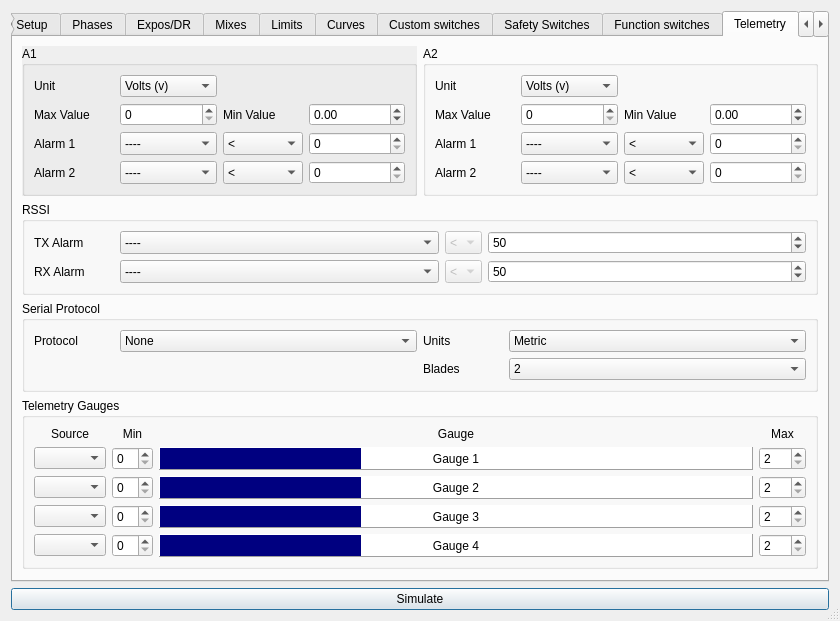
The window that src/modeledit.ui (roberto1903/companion9x) describes before a commit, drawn with Qt 5.
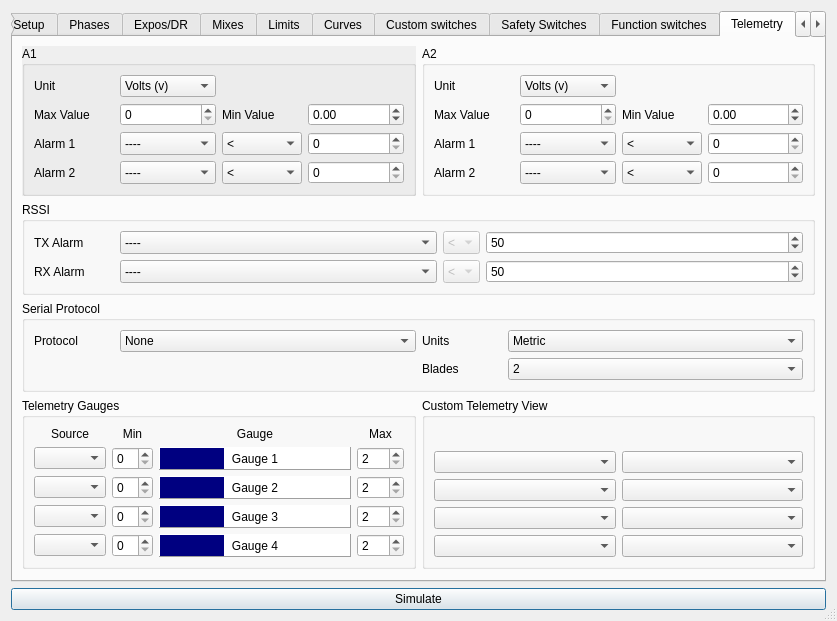
The same window after the commit. The open tabs and pages were chosen to show the change. Icons and pictures are not drawn.

Commit message: Support for custom telemetry screens (start) and newer open9x features

```diff
--- a/src/modeledit.ui
+++ b/src/modeledit.ui
@@ -6,7 +6,7 @@
    <rect>
     <x>0</x>
     <y>0</y>
-    <width>840</width>
+    <width>837</width>
     <height>593</height>
    </rect>
   </property>
@@ -9246,7 +9246,7 @@
       <attribute name="title">
        <string>Telemetry</string>
       </attribute>
-      <layout class="QGridLayout" name="gridLayout_5">
+      <layout class="QGridLayout" name="gridLayout_11">
        <item row="0" column="0">
         <layout class="QHBoxLayout" name="horizontalLayout_3">
          <item>
@@ -10072,7 +10072,15 @@
         </widget>
        </item>
        <item row="3" column="0">
+        <layout class="QHBoxLayout" name="horizontalLayout_4">
+         <item>
         <widget class="QGroupBox" name="groupBox_4">
+           <property name="sizePolicy">
+            <sizepolicy hsizetype="Expanding" vsizetype="Preferred">
+             <horstretch>0</horstretch>
+             <verstretch>0</verstretch>
+            </sizepolicy>
+           </property>
          <property name="title">
           <string>Telemetry Gauges</string>
          </property>
@@ -10291,6 +10299,116 @@
           </item>
          </layout>
         </widget>
+         </item>
+         <item>
+          <widget class="QGroupBox" name="groupBox_5">
+           <property name="sizePolicy">
+            <sizepolicy hsizetype="Expanding" vsizetype="Preferred">
+             <horstretch>0</horstretch>
+             <verstretch>0</verstretch>
+            </sizepolicy>
+           </property>
+           <property name="title">
+            <string>Custom Telemetry View</string>
+           </property>
+           <layout class="QGridLayout" name="gridLayout_5">
+            <item row="2" column="1">
+             <widget class="QComboBox" name="telemetryCSF4_CB">
+              <property name="sizePolicy">
+               <sizepolicy hsizetype="MinimumExpanding" vsizetype="Fixed">
+                <horstretch>0</horstretch>
+                <verstretch>0</verstretch>
+               </sizepolicy>
+              </property>
+             </widget>
+            </item>
+            <item row="3" column="0">
+             <widget class="QComboBox" name="telemetryCSF5_CB">
+              <property name="sizePolicy">
+               <sizepolicy hsizetype="MinimumExpanding" vsizetype="Fixed">
+                <horstretch>0</horstretch>
+                <verstretch>0</verstretch>
+               </sizepolicy>
+              </property>
+             </widget>
+            </item>
+            <item row="3" column="1">
+             <widget class="QComboBox" name="telemetryCSF6_CB">
+              <property name="sizePolicy">
+               <sizepolicy hsizetype="MinimumExpanding" vsizetype="Fixed">
+                <horstretch>0</horstretch>
+                <verstretch>0</verstretch>
+               </sizepolicy>
+              </property>
+             </widget>
+            </item>
+            <item row="4" column="1">
+             <widget class="QComboBox" name="telemetryCSF8_CB">
+              <property name="sizePolicy">
+               <sizepolicy hsizetype="MinimumExpanding" vsizetype="Fixed">
+                <horstretch>0</horstretch>
+                <verstretch>0</verstretch>
+               </sizepolicy>
+              </property>
+             </widget>
+            </item>
+            <item row="4" column="0">
+             <widget class="QComboBox" name="telemetryCSF7_CB">
+              <property name="sizePolicy">
+               <sizepolicy hsizetype="MinimumExpanding" vsizetype="Fixed">
+                <horstretch>0</horstretch>
+                <verstretch>0</verstretch>
+               </sizepolicy>
+              </property>
+             </widget>
+            </item>
+            <item row="1" column="0">
+             <widget class="QComboBox" name="telemetryCSF1_CB">
+              <property name="sizePolicy">
+               <sizepolicy hsizetype="MinimumExpanding" vsizetype="Fixed">
+                <horstretch>0</horstretch>
+                <verstretch>0</verstretch>
+               </sizepolicy>
+              </property>
+             </widget>
+            </item>
+            <item row="1" column="1">
+             <widget class="QComboBox" name="telemetryCSF2_CB">
+              <property name="sizePolicy">
+               <sizepolicy hsizetype="MinimumExpanding" vsizetype="Fixed">
+                <horstretch>0</horstretch>
+                <verstretch>0</verstretch>
+               </sizepolicy>
+              </property>
+             </widget>
+            </item>
+            <item row="2" column="0">
+             <widget class="QComboBox" name="telemetryCSF3_CB">
+              <property name="sizePolicy">
+               <sizepolicy hsizetype="MinimumExpanding" vsizetype="Fixed">
+                <horstretch>0</horstretch>
+                <verstretch>0</verstretch>
+               </sizepolicy>
+              </property>
+             </widget>
+            </item>
+            <item row="0" column="0" colspan="2">
+             <spacer name="verticalSpacer_5">
+              <property name="orientation">
+               <enum>Qt::Vertical</enum>
+              </property>
+              <property name="sizeHint" stdset="0">
+               <size>
+                <width>20</width>
+                <height>40</height>
+               </size>
+              </property>
+             </spacer>
+            </item>
+           </layout>
+          </widget>
+         </item>
+        </layout>
        </item>
        <item row="4" column="0">
         <spacer name="verticalSpacer_2">
```
Left out of the diff: 34 changed lines with no effect on the pictures. Lines whose indentation alone changed are shown as unchanged. The commit also changes 6 other files.
